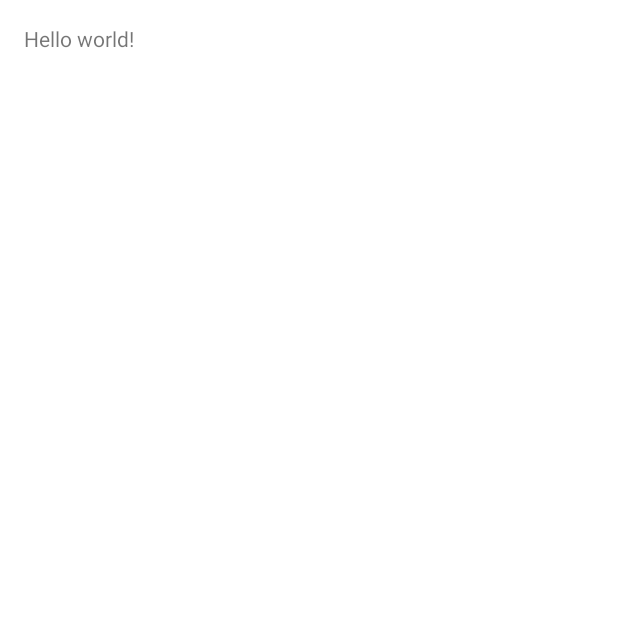
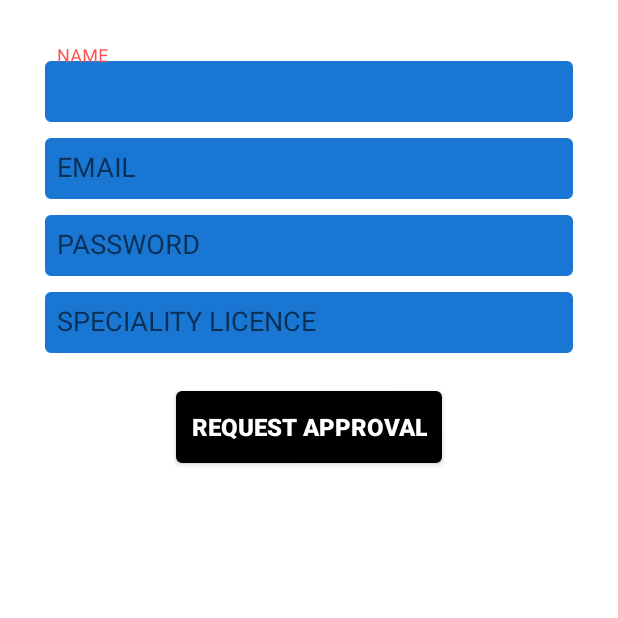
Before and after one commit to DroidPrashantP/DoctorApp, an Android app: the screen it shows after launch (MainActivity before the commit, SignUpActivity after it), on a phone screen of 412 x 824 dp, the top half of it. Before the commit the part shown is almost empty. Run offline under Robolectric (Android 15) with nearby library versions, the phone set to English and light mode, and no system bars.

Commit message:
Sign in and sign up form

```diff
--- /dev/null
+++ b/MiDocOnline/app/src/main/java/com/midoconline/app/ui/activities/SignUpActivity.java
@@ -0,0 +1,118 @@
+package com.midoconline.app.ui.activities;
+
+import android.content.Intent;
+import android.support.design.widget.TextInputLayout;
+import android.support.v7.app.AppCompatActivity;
+import android.os.Bundle;
+import android.text.Editable;
+import android.text.TextWatcher;
+import android.view.Menu;
+import android.view.MenuItem;
+import android.view.View;
+import android.widget.Button;
+import android.widget.EditText;
+
+import com.midoconline.app.R;
+import com.midoconline.app.Util.StringUtils;
+
+public class SignUpActivity extends AppCompatActivity implements View.OnClickListener {
+    private static final String TAG = SignUpActivity.class.getName();
+    private EditText mEdtName, mEdtEmail,mEdtPassword,mEdtSpecialityLicence;
+    private Button mRequestApproval;
+    private TextInputLayout mEmailTextInput, mNameTextInput, mPasswordTextInput, mSpecialityTextInput;
+
+    @Override
+    protected void onCreate(Bundle savedInstanceState) {
+        super.onCreate(savedInstanceState);
+        setContentView(R.layout.activity_sign_up);
+        intiView();
+    }
+
+    private void intiView() {
+        mEdtName = (EditText) findViewById(R.id.edt_name);
+        mEdtEmail = (EditText) findViewById(R.id.edt_email);
+        mEdtPassword = (EditText) findViewById(R.id.edt_password);
+        mEdtSpecialityLicence = (EditText) findViewById(R.id.edt_speciality_licence);
+        mRequestApproval = (Button) findViewById(R.id.btn_request_approval);
+        mRequestApproval.setOnClickListener(this);
+        mEmailTextInput = (TextInputLayout) findViewById(R.id.til_email);
+        mNameTextInput = (TextInputLayout) findViewById(R.id.til_name);
+        mPasswordTextInput = (TextInputLayout) findViewById(R.id.til_password);
+        mSpecialityTextInput = (TextInputLayout) findViewById(R.id.til_speciality_licence);
+
+        mSpecialityTextInput.getEditText().addTextChangedListener(new TextWatcher() {
+
+            @Override
+            public void onTextChanged(CharSequence text, int start, int count, int after) {
+                if (text.length() <2 ) {
+
+                    mSpecialityTextInput.setError(getString(R.string.speciality_licence_error));
+                    mSpecialityTextInput.setErrorEnabled(true);
+                } else {
+
+                    mSpecialityTextInput.setErrorEnabled(false);
+                }
+            }
+
+            @Override
+            public void afterTextChanged(Editable s) {
+
+            }
+
+            @Override
+            public void beforeTextChanged(CharSequence s, int start, int count, int after) {
+
+            }
+        });
+    }
+
+    @Override
+    public boolean onCreateOptionsMenu(Menu menu) {
+        // Inflate the menu; this adds items to the action bar if it is present.
+        getMenuInflater().inflate(R.menu.menu_sign_up, menu);
+        return true;
+    }
+
+    @Override
+    public boolean onOptionsItemSelected(MenuItem item) {
+        // Handle action bar item clicks here. The action bar will
+        // automatically handle clicks on the Home/Up button, so long
+        // as you specify a parent activity in AndroidManifest.xml.
+        int id = item.getItemId();
+
+        //noinspection SimplifiableIfStatement
+        if (id == R.id.action_settings) {
+            return true;
+        }
+
+        return super.onOptionsItemSelected(item);
+    }
+
+    @Override
+    public void onClick(View v) {
+        if (v == mRequestApproval){
+            validation();
+        }
+    }
+
+    private void validation(){
+        if (StringUtils.isNotEmpty(mEdtName.getText().toString()) && StringUtils.isNotEmpty(mEdtEmail.getText().toString()) && StringUtils.isNotEmpty(mEdtPassword.getText().toString()) && StringUtils.isNotEmpty(mEdtSpecialityLicence.getText().toString())){
+            Intent intent = new Intent(SignUpActivity.this,SignInActivity.class);
+            startActivity(intent);
+        }else {
+            if (!StringUtils.isNotEmpty(mEdtName.getText().toString())){
+                mNameTextInput.setError(getString(R.string.name_error));
+            }
+            if (!StringUtils.isNotEmpty(mEdtEmail.getText().toString())){
+                mEmailTextInput.setError(getString(R.string.email_error));
+            }
+            if (!StringUtils.isNotEmpty(mEdtPassword.getText().toString())){
+                mPasswordTextInput.setError(getString(R.string.password_error));
+            }
+            if (!StringUtils.isNotEmpty(mEdtSpecialityLicence.getText().toString())){
+                mSpecialityTextInput.setError(getString(R.string.speciality_licence_error));
+            }
+        }
+
+    }
+}
--- /dev/null
+++ b/MiDocOnline/app/src/main/res/drawable/edittext_custom_background.xml
@@ -0,0 +1,8 @@
+<?xml version="1.0" encoding="utf-8"?>
+<shape xmlns:android="http://schemas.android.com/apk/res/android">
+
+    <corners android:radius="@dimen/padding_small"/>
+    <stroke android:color="@color/primary_dark"
+        android:width="1dp"/>
+    <solid android:color="@color/primary_dark"/>
+</shape>
--- /dev/null
+++ b/MiDocOnline/app/src/main/res/drawable/edittext_custom_background_black.xml
@@ -0,0 +1,8 @@
+<?xml version="1.0" encoding="utf-8"?>
+<shape xmlns:android="http://schemas.android.com/apk/res/android">
+
+    <corners android:radius="@dimen/padding_small"/>
+    <stroke android:color="@color/black"
+        android:width="1dp"/>
+    <solid android:color="@color/black"/>
+</shape>
--- /dev/null
+++ b/MiDocOnline/app/src/main/res/layout/activity_sign_up.xml
@@ -0,0 +1,86 @@
+<LinearLayout xmlns:android="http://schemas.android.com/apk/res/android"
+    xmlns:tools="http://schemas.android.com/tools" android:layout_width="match_parent"
+    android:layout_height="match_parent"
+    tools:context="com.midoconline.app.ui.activities.SignUpActivity"
+    android:orientation="vertical"
+    android:layout_margin="@dimen/margin_xxlarge">
+
+    <android.support.design.widget.TextInputLayout
+        android:id="@+id/til_name"
+        android:layout_width="match_parent"
+        android:layout_height="wrap_content">
+    <EditText
+        android:layout_width="match_parent"
+        android:layout_height="wrap_content"
+        android:id="@+id/edt_name"
+        android:background="@drawable/edittext_custom_background"
+        android:textColor="@color/white"
+        android:textColorHint="@color/white"
+        android:hint="@string/name_text"
+        android:padding="@dimen/padding_extra_normal"
+        android:layout_marginTop="@dimen/margin_xlarge"/>
+    </android.support.design.widget.TextInputLayout>
+    <android.support.design.widget.TextInputLayout
+        android:id="@+id/til_email"
+        android:layout_width="match_parent"
+        android:layout_height="wrap_content">
+    <EditText
+        android:layout_width="match_parent"
+        android:layout_height="wrap_content"
+        android:id="@+id/edt_email"
+        android:background="@drawable/edittext_custom_background"
+        android:textColor="@color/white"
+        android:textColorHint="@color/white"
+        android:hint="@string/email_text"
+        android:padding="@dimen/padding_extra_normal"
+        android:layout_marginTop="@dimen/margin_normal"
+        />
+    </android.support.design.widget.TextInputLayout>
+    <android.support.design.widget.TextInputLayout
+        android:id="@+id/til_password"
+        android:layout_width="match_parent"
+        android:layout_height="wrap_content">
+    <EditText
+        android:layout_width="match_parent"
+        android:layout_height="wrap_content"
+        android:id="@+id/edt_password"
+        android:background="@drawable/edittext_custom_background"
+        android:textColor="@color/white"
+        android:textColorHint="@color/white"
+        android:hint="@string/password_text"
+        android:padding="@dimen/padding_extra_normal"
+        android:layout_marginTop="@dimen/margin_normal"/>
+    </android.support.design.widget.TextInputLayout>
+    <android.support.design.widget.TextInputLayout
+        android:id="@+id/til_speciality_licence"
+        android:layout_width="match_parent"
+        android:layout_height="wrap_content">
+
+        <EditText
+            android:layout_width="match_parent"
+            android:layout_height="wrap_content"
+            android:id="@+id/edt_speciality_licence"
+            android:background="@drawable/edittext_custom_background"
+            android:textColor="@color/white"
+            android:textColorHint="@color/white"
+            android:hint="@string/specialist_lic_text"
+            android:padding="@dimen/padding_extra_normal"
+            android:layout_marginTop="@dimen/margin_normal"/>
+
+    </android.support.design.widget.TextInputLayout>
+
+
+    <Button
+        android:layout_width="wrap_content"
+        android:layout_height="wrap_content"
+        android:text="@string/request_approval_text"
+        android:id="@+id/btn_request_approval"
+        android:layout_gravity="center_horizontal"
+        android:background="@drawable/edittext_custom_background_black"
+        android:textColor="@color/white"
+        android:textStyle="bold"
+        android:padding="@dimen/padding_large"
+        android:layout_marginTop="@dimen/margin_xlarge"
+        android:textSize="@dimen/text_size_large"/>
+
+</LinearLayout>
--- /dev/null
+++ b/MiDocOnline/app/src/main/res/menu/menu_sign_up.xml
@@ -0,0 +1,7 @@
+<menu xmlns:android="http://schemas.android.com/apk/res/android"
+    xmlns:app="http://schemas.android.com/apk/res-auto"
+    xmlns:tools="http://schemas.android.com/tools"
+    tools:context="com.midoconline.app.ui.activities.SignUpActivity">
+    <item android:id="@+id/action_settings" android:title="@string/action_settings"
+        android:orderInCategory="100" app:showAsAction="never" />
+</menu>
--- /dev/null
+++ b/MiDocOnline/app/src/main/res/values-w820dp/dimens.xml
@@ -0,0 +1,6 @@
+<resources>
+    <!-- Example customization of dimensions originally defined in res/values/dimens.xml
+         (such as screen margins) for screens with more than 820dp of available width. This
+         would include 7" and 10" devices in landscape (~960dp and ~1280dp respectively). -->
+    <dimen name="activity_horizontal_margin">64dp</dimen>
+</resources>
--- a/MiDocOnline/app/src/main/res/values/dimens.xml
+++ b/MiDocOnline/app/src/main/res/values/dimens.xml
@@ -19,7 +19,7 @@
     <!-- padding values -->
     <dimen name="padding_extra_normal">8dp</dimen>
     <dimen name="padding_normal">5dp</dimen>
-    <dimen name="padding_small">5dp</dimen>
+    <dimen name="padding_small">3dp</dimen>
     <dimen name="padding_large">10dp</dimen>
     <dimen name="padding_xlarge">15dp</dimen>
     <dimen name="padding_xxlarge">30dp</dimen>
--- a/MiDocOnline/app/src/main/res/values/strings.xml
+++ b/MiDocOnline/app/src/main/res/values/strings.xml
@@ -3,4 +3,20 @@
 
     <string name="hello_world">Hello world!</string>
     <string name="action_settings">Settings</string>
+    <string name="title_activity_sign_in">SignInActivity</string>
+
+     <!--sign up form text-->
+    <string name="email_text">EMAIL</string>
+    <string name="name_text">NAME</string>
+    <string name="password_text">PASSWORD</string>
+    <string name="specialist_lic_text">SPECIALITY LICENCE</string>
+    <string name="request_approval_text">REQUEST APPROVAL</string>
+    <string name="sign_in_text">SIGN IN</string>
+    <!--sign up form Error text-->
+    <string name="email_error">Please provide Email</string>
+    <string name="name_error">Please provide Name</string>
+    <string name="password_error">Please provide Password</string>
+    <string name="speciality_licence_error">Please provide Speciality Licence</string>
+    <string name="title_activity_sign_in_activiity">SignInActiviity</string>
+
 </resources>
```
Also changed, not shown: MiDocOnline/app/build.gradle (+1 -6 lines), MiDocOnline/app/src/main/AndroidManifest.xml (+8 -0 lines), MiDocOnline/app/src/main/java/com/midoconline/app/ui/activities/SignInActivity.java (added, +81 -0 lines), MiDocOnline/app/src/main/res/layout/activity_sign_in.xml (added, +51 -0 lines), MiDocOnline/app/src/main/res/menu/menu_sign_in.xml (added, +7 -0 lines), MiDocOnline/app/src/main/res/values/colors.xml (+2 -42 lines), 1 other file.
